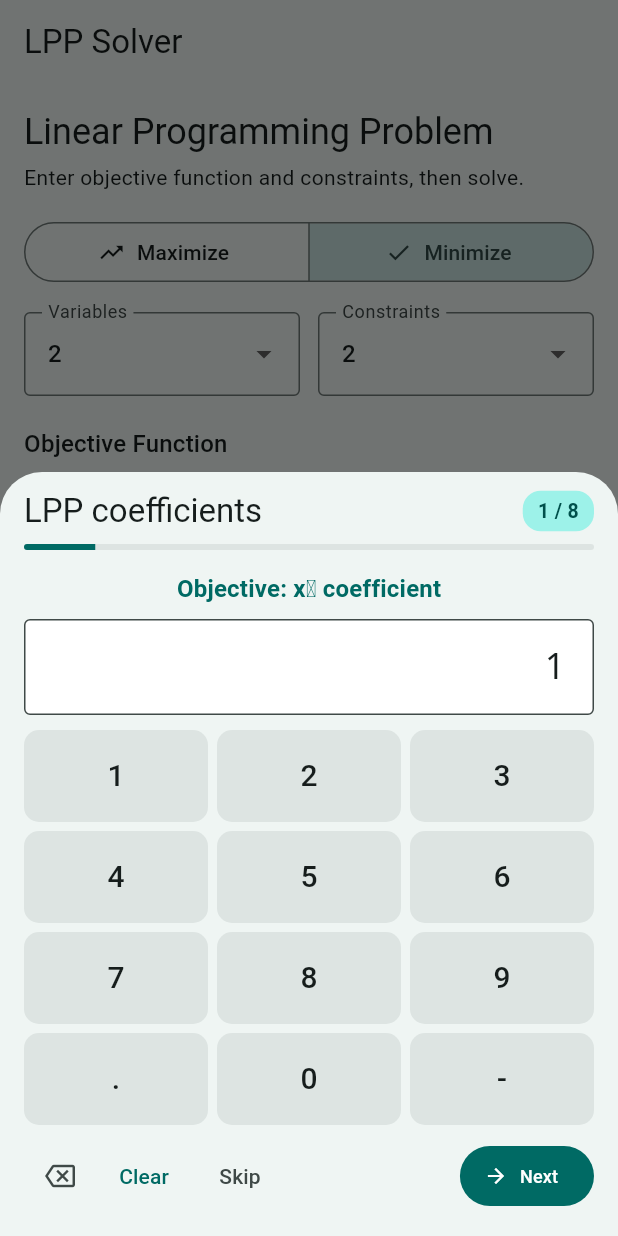
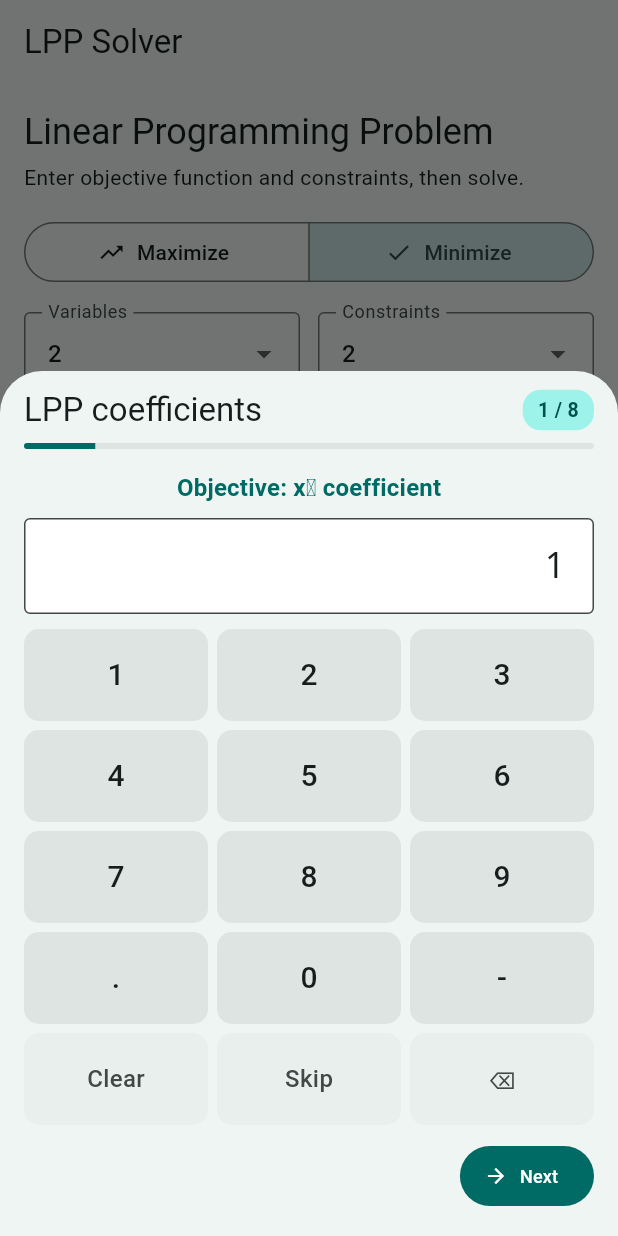
Before and after one commit to upendrasinghdhami43-807/Flutter_calculator, a Flutter app: the LppScreen screen opened by its route, after a tap on "Minimize", after a tap on "Fast entry", on a phone screen of 412 x 824 dp. Run offline on Flutter 3.47's test engine with Material 3 defaults, Android fonts, the phone set to English and light mode, and no system bars; our stand-ins replace flutter_riverpod, go_router, shared_preferences; accounts and stored records are empty.

Commit message:
fixed skip and clear buttion size

```diff
--- a/lib/features/advanced/conic/conic_graph_view.dart
+++ b/lib/features/advanced/conic/conic_graph_view.dart
@@ -43,7 +43,7 @@ class _ConicGraphViewState extends State<ConicGraphView> {
 
   @override
   Widget build(BuildContext context) {
-    final painter = ConicPainter(widget.result);
+    final painter = ConicPainter(widget.result, selectedPoint: _selectedPoint);
     final colors = Theme.of(context).colorScheme;
 
     return DecoratedBox(
--- a/lib/shared/widgets/guided_number_entry_sheet.dart
+++ b/lib/shared/widgets/guided_number_entry_sheet.dart
@@ -193,41 +193,30 @@ class _GuidedNumberEntrySheetState extends State<GuidedNumberEntrySheet> with Si
                 children: [
                   for (final key in const ['1', '2', '3', '4', '5', '6', '7', '8', '9', '.', '0', '-'])
                     _NumPadKey(label: key, onTap: () => _append(key)),
+                  _NumPadActionKey(label: 'Clear', onTap: () => _controller.clear()),
+                  _NumPadActionKey(label: 'Skip', onTap: _skip),
+                  _NumPadActionKey(label: '⌫', onTap: () {
+                    final text = _controller.text;
+                    if (text.isEmpty) return;
+                    _controller.text = text.substring(0, text.length - 1);
+                  }),
                 ],
               ),
               const SizedBox(height: 10),
               // Action row
               Row(
+                mainAxisAlignment: MainAxisAlignment.spaceBetween,
                 children: [
-                  // Backspace
-                  IconButton(
-                    tooltip: 'Backspace',
-                    onPressed: () {
-                      final text = _controller.text;
-                      if (text.isEmpty) return;
-                      _controller.text = text.substring(0, text.length - 1);
-                    },
-                    icon: const Icon(Icons.backspace_outlined, size: 20),
-                  ),
-                  // Clear
-                  TextButton(
-                    onPressed: () => _controller.clear(),
-                    child: const Text('Clear'),
-                  ),
-                  // Skip
-                  TextButton(
-                    onPressed: _skip,
-                    child: Text('Skip', style: TextStyle(color: colors.onSurfaceVariant)),
-                  ),
-                  const Spacer(),
                   // Previous
                   if (_index > 0)
                     OutlinedButton.icon(
                       onPressed: _previous,
                       icon: const Icon(Icons.arrow_back, size: 16),
                       label: const Text('Prev', style: TextStyle(fontSize: 12)),
-                    ),
-                  const SizedBox(width: 6),
+                    )
+                  else
+                    const SizedBox.shrink(),
+
                   // Next / Finish
                   FilledButton.icon(
                     onPressed: _next,
@@ -268,3 +257,28 @@ class _NumPadKey extends StatelessWidget {
     );
   }
 }
+
+class _NumPadActionKey extends StatelessWidget {
+  const _NumPadActionKey({required this.label, required this.onTap});
+
+  final String label;
+  final VoidCallback onTap;
+
+  @override
+  Widget build(BuildContext context) {
+    return Material(
+      color: Theme.of(context).colorScheme.surfaceContainer,
+      borderRadius: BorderRadius.circular(10),
+      child: InkWell(
+        borderRadius: BorderRadius.circular(10),
+        onTap: onTap,
+        child: Center(
+          child: Text(
+            label,
+            style: TextStyle(fontSize: 16, fontWeight: FontWeight.w500, color: Theme.of(context).colorScheme.onSurfaceVariant),
+          ),
+        ),
+      ),
+    );
+  }
+}
```
Also changed, not shown: lib/core/conics/conic_painter.dart (+31 -2 lines), lib/features/advanced/equation/equation_controller.dart (+4 -4 lines), lib/features/advanced/matrix/matrix_controller.dart (+24 -3 lines), lib/features/advanced/matrix/matrix_screen.dart (+9 -1 lines).
